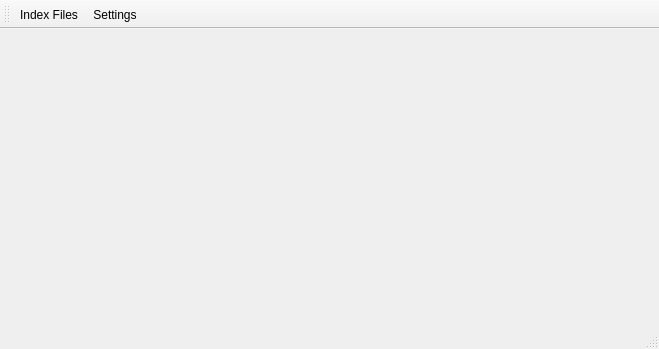
Qt form mainwindow.ui (PavloSolntsev/solxd) before a commit.
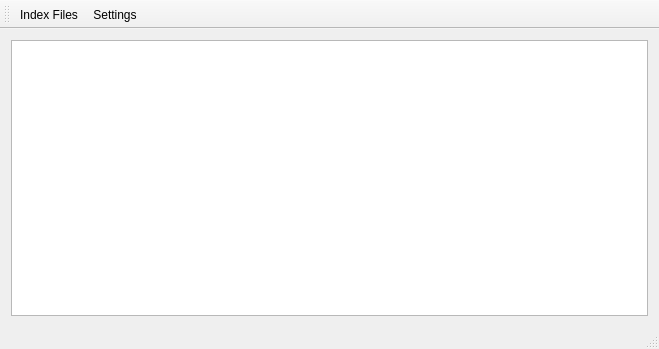
The same form after that commit. Icons and pictures are not drawn.

Commit message: Files can be searched. Settings interface is improving.

The edit to the form file:
```diff
--- a/mainwindow.ui
+++ b/mainwindow.ui
@@ -13,7 +13,13 @@
   <property name="windowTitle">
    <string>MainWindow</string>
   </property>
-  <widget class="QWidget" name="centralWidget"/>
+  <widget class="QWidget" name="centralWidget">
+   <layout class="QVBoxLayout" name="verticalLayout">
+    <item>
+     <widget class="QListWidget" name="listWidget"/>
+    </item>
+   </layout>
+  </widget>
   <widget class="QToolBar" name="mainToolBar">
    <attribute name="toolBarArea">
     <enum>TopToolBarArea</enum>
```
The commit also changes 4 other files.
